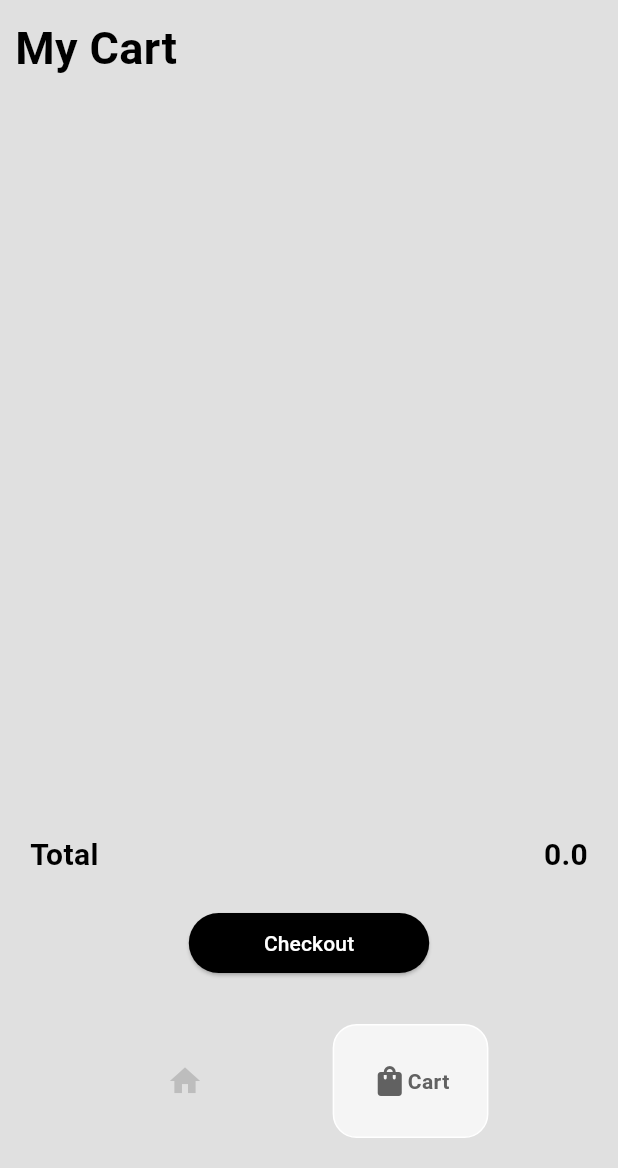
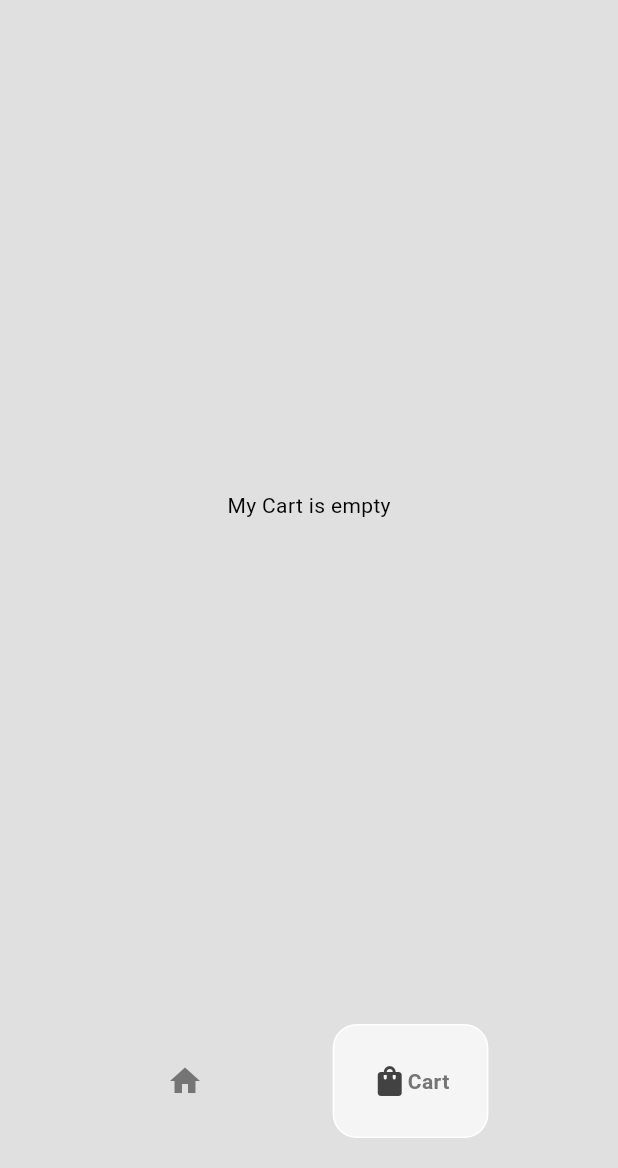
Before and after one commit to AdelMagdy22/Sneakers-Shop, a Flutter app: the HomePage screen opened directly, item 2 of the bottom bar chosen, on a phone screen of 412 x 824 dp, the part 68-1236 px from its top. Run offline on Flutter 3.47's test engine with Material 3 defaults, Android fonts, the light colour scheme and no system bars; drawn by our look-alikes of google_nav_bar.

Commit message:
Fix Some pages and validate the checkout

```diff
--- a/lib/components/bottom_nav_bar.dart
+++ b/lib/components/bottom_nav_bar.dart
@@ -11,8 +11,8 @@ class MyBottomNavBar extends StatelessWidget {
     return Container(
       padding: const EdgeInsets.symmetric(vertical: 20, horizontal: 25),
       child: GNav(
-        color: Colors.grey[400],
-        activeColor: Colors.grey[700],
+        color: Theme.of(context).colorScheme.primary,
+        activeColor: Theme.of(context).colorScheme.secondary,
         tabActiveBorder: Border.all(
           color: Colors.white,
         ),
@@ -20,14 +20,18 @@ class MyBottomNavBar extends StatelessWidget {
         tabBackgroundColor: Colors.grey.shade100,
         mainAxisAlignment: MainAxisAlignment.spaceEvenly,
         onTabChange: (value) => onTabChange!(value),
-        tabs: const [
+        tabs: [
           GButton(
             icon: Icons.home,
+            iconColor: Theme.of(context).colorScheme.primary,
             text: 'Shop',
+            textColor: Theme.of(context).colorScheme.primary,
           ),
           GButton(
             icon: Icons.shopping_bag_rounded,
+            iconColor: Theme.of(context).colorScheme.primary,
             text: 'Cart',
+            textColor: Theme.of(context).colorScheme.primary,
           ),
         ],
       ),
--- a/lib/components/shoe_tile.dart
+++ b/lib/components/shoe_tile.dart
@@ -14,7 +14,7 @@ class ShoeTile extends StatelessWidget {
       margin: const EdgeInsets.only(left: 25.0, top: 10.0, bottom: 10.0),
       width: 250.0,
       decoration: BoxDecoration(
-        color: Colors.white,
+        color: Colors.grey.shade100,
         borderRadius: BorderRadius.circular(12.0),
       ),
       child: Column(
@@ -22,7 +22,7 @@ class ShoeTile extends StatelessWidget {
         children: [
           const SizedBox(height: 5.0),
           // shoe image
-          Container(
+          SizedBox(
             height: 200.0,
             width: 200.0,
             child: ClipRRect(
--- a/lib/main.dart
+++ b/lib/main.dart
@@ -4,7 +4,8 @@ import 'package:sneakershop/models/cart.dart';
 import 'package:sneakershop/pages/intro_page.dart';
 import 'package:sneakershop/theme/theme_provider.dart';
 
-void main() {
+void main() async {
+
   runApp(const MyApp());
 }
 
@@ -31,3 +32,4 @@ class MyApp extends StatelessWidget {
     );
   }
 }
+// No additional Dart code is needed here. The provided Android configuration should be placed in the `build.gradle` file of your Android module, not in the Dart file.
--- a/lib/models/shoe.dart
+++ b/lib/models/shoe.dart
@@ -1,3 +1,5 @@
+
+
 class Shoe {
   final String name;
   final String price;
--- a/lib/pages/cart_page.dart
+++ b/lib/pages/cart_page.dart
@@ -3,7 +3,7 @@ import 'package:provider/provider.dart';
 import 'package:sneakershop/models/cart.dart';
 import 'package:sneakershop/models/shoe.dart';
 import 'package:sneakershop/components/cart_item.dart';
-import 'package:sneakershop/pages/check_out_page';
+import 'package:sneakershop/pages/check_out_page.dart';
 
 class CartPage extends StatelessWidget {
   const CartPage({super.key});
@@ -11,28 +11,35 @@ class CartPage extends StatelessWidget {
   @override
   Widget build(BuildContext context) {
     return Consumer<Cart>(
-      builder: (context, value, child) => Padding(
+      builder: (context, cart, child) => Padding(
         padding: const EdgeInsets.symmetric(horizontal: 10.0),
-        child: Column(
+        child: cart.userCart.isEmpty
+            ? const Center(
+                child: Text('My Cart is empty'),
+              )
+            : Column(
                 crossAxisAlignment: CrossAxisAlignment.start,
                 children: [
-            // heading
-            const Text(
-              "My Cart",
+                  // cart title
+                  const Padding(
+                    padding: EdgeInsets.all(10.0),
+                    child: Text(
+                      'My Cart',
                       style: TextStyle(
                         fontSize: 30.0,
                         fontWeight: FontWeight.bold,
                       ),
                     ),
+                  ),
                   // cart items
                   Expanded(
                     child: ListView.builder(
-                itemCount: value.userCart.length,
+                      itemCount: cart.userCart.length,
                       itemBuilder: (context, index) {
-                  Shoe invidualShoe = value.getUserCart[index];
+                        Shoe invidualShoe = cart.getUserCart[index];
                         return CartItem(
                           shoe: invidualShoe,
-                    cart: value,
+                          cart: cart,
                         );
                       },
                     ),
@@ -51,7 +58,7 @@ class CartPage extends StatelessWidget {
                           ),
                         ),
                         Text(
-                    value.total.toString(),
+                          "\$${cart.total.toString()}",
                           style: const TextStyle(
                             fontSize: 20.0,
                             fontWeight: FontWeight.bold,
@@ -75,7 +82,13 @@ class CartPage extends StatelessWidget {
                             ),
                           ),
                           onPressed: () {
-                      Navigator.push(context, MaterialPageRoute(builder: (context) => CheckoutPage()));
+                            Navigator.push(
+                              context,
+                              MaterialPageRoute(
+                                builder: (context) =>
+                                    CheckOutPage(userCart: cart,totalPrice: cart.total),
+                              ),
+                            );
                           },
                           child: const Text(
                             'Checkout',
--- a/lib/pages/home_page.dart
+++ b/lib/pages/home_page.dart
@@ -1,8 +1,8 @@
-// ignore_for_file: deprecated_member_use
 
 import 'package:flutter/material.dart';
 import 'package:sneakershop/components/bottom_nav_bar.dart';
 import 'package:sneakershop/components/mode_switch.dart';
+// import 'package:sneakershop/pages/admin/add_shoe_page.dart';
 import 'package:sneakershop/pages/cart_page.dart';
 import 'package:sneakershop/pages/intro_page.dart';
 import 'package:sneakershop/pages/shop_page.dart';
@@ -30,6 +30,7 @@ class _HomePageState extends State<HomePage> {
     const ShopPage(),
     const CartPage(),
     const IntroPage(),
+    // const AddShoePage(),
   ];
 
   @override
@@ -58,7 +59,7 @@ class _HomePageState extends State<HomePage> {
         ),
       ),
       drawer: Drawer(
-        backgroundColor: Theme.of(context).colorScheme.primary,
+        backgroundColor: Theme.of(context).colorScheme.background,
         child: Column(
           mainAxisAlignment: MainAxisAlignment.spaceBetween,
           children: [
@@ -119,7 +120,10 @@ class _HomePageState extends State<HomePage> {
                 );
               },
               child: const Padding(
-                padding: EdgeInsets.only(left: 25.0),
+                padding: EdgeInsets.only(
+                  left: 25.0,
+                  bottom: 25.0,
+                ),
                 child: ListTile(
                   leading: Icon(
                     Icons.logout,
--- a/lib/pages/view_all_page.dart
+++ b/lib/pages/view_all_page.dart
@@ -6,7 +6,7 @@ import 'package:sneakershop/models/shoe.dart';
 class ViewAllPage extends StatelessWidget {
   final void Function(Shoe) addShoeToCart;
   final Cart value;
-  ViewAllPage({super.key, required this.value, required this.addShoeToCart});
+  const ViewAllPage({super.key, required this.value, required this.addShoeToCart});
 
   @override
   Widget build(BuildContext context) {
--- a/pubspec.yaml
+++ b/pubspec.yaml
@@ -16,6 +16,7 @@ dependencies:
   provider:
   cupertino_icons: ^1.0.8
   process_run:
+  path_provider: ^2.1.4
 
 dev_dependencies:
   flutter_test:
```
Also changed, not shown: lib/components/cart_item.dart (+32 -3 lines), lib/models/cart.dart (+8 -5 lines), lib/pages/check_out_page.dart (added, +183 -0 lines), lib/pages/shop_page.dart (+29 -11 lines), lib/shell.dart (deleted, +0 -18 lines), pubspec.lock, 3 other files. Lines whose indentation alone changed are shown as unchanged.
